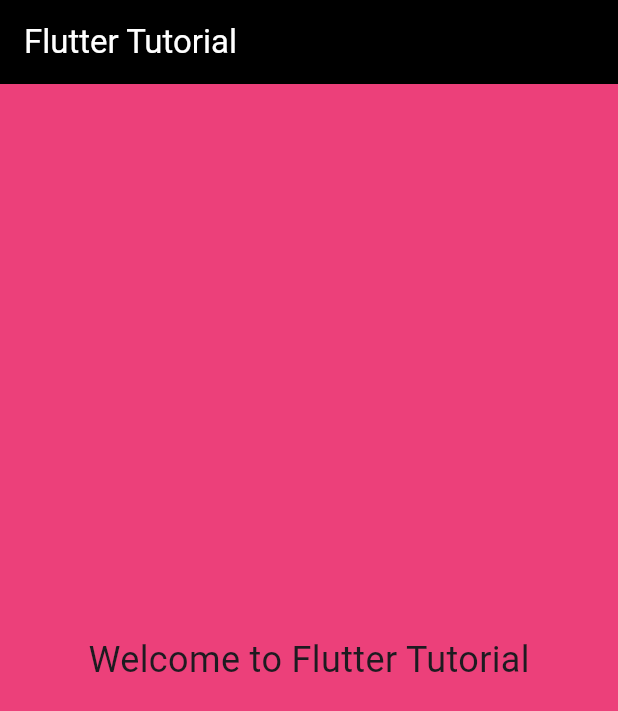
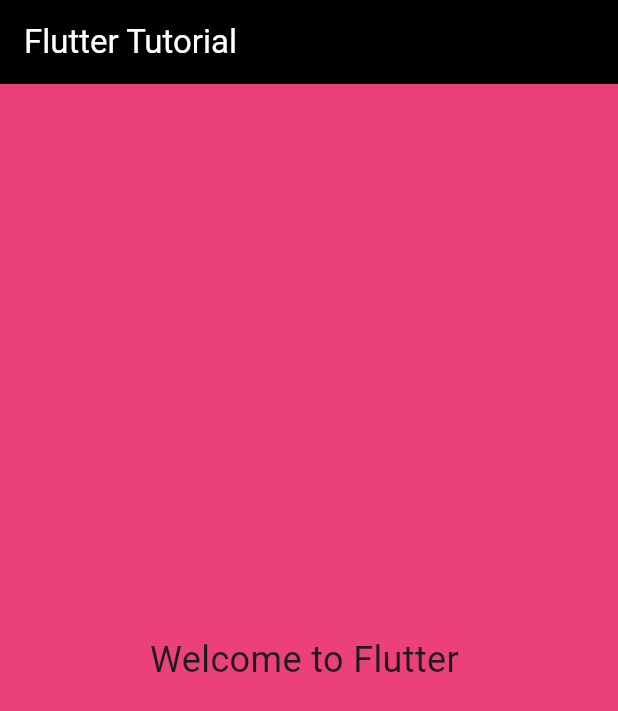
Before and after one commit to shanakasp/Flutter, a Flutter app: the screen it shows after launch, on a phone screen of 412 x 824 dp. Shown: the top 711 px of the screen. Run offline on Flutter 3.47's test engine with Material 3 defaults, Android fonts, the phone set to English and light mode, and no system bars.

Commit message:
modified main.dart in lib

```diff
--- a/flutter_application_2/lib/main.dart
+++ b/flutter_application_2/lib/main.dart
@@ -21,7 +21,7 @@ class FlutterTutorialApp extends StatelessWidget {
           color: Colors.pink[400],
           child: Center(
             child: Text(
-              'Welcome to Flutter Tutorial',
+              'Welcome to Flutter ',
               style: TextStyle(fontSize: 24),
             ),
           ),
```
